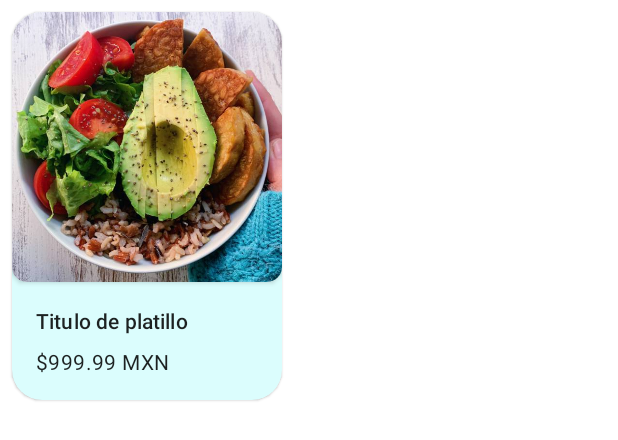
After one commit to DiegoGarciaH/Salud-es-Vida, an Android app: the layout card_food.xml on its own in the app's theme, with its tools: preview values and no code run, on a phone screen of 412 x 824 dp. The commit adds this screen. Shown: the top 440 px of the screen. Run offline under Robolectric (Android 15) with nearby library versions, the phone set to English and light mode, and no system bars.

Commit message:
Se muestran tarjetas

```diff
--- a/app/build.gradle
+++ b/app/build.gradle
@@ -43,4 +43,6 @@ dependencies {
     testImplementation 'junit:junit:4.13.2'
     androidTestImplementation 'androidx.test.ext:junit:1.1.5'
     androidTestImplementation 'androidx.test.espresso:espresso-core:3.5.1'
+    implementation 'com.squareup.picasso:picasso:2.8'
+
 }
--- /dev/null
+++ b/app/src/main/res/layout/card_food.xml
@@ -0,0 +1,53 @@
+<com.google.android.material.card.MaterialCardView
+    xmlns:android="http://schemas.android.com/apk/res/android"
+    xmlns:app="http://schemas.android.com/apk/res-auto"
+    android:layout_height="wrap_content"
+    android:layout_width="wrap_content"
+    app:cardCornerRadius="20dp"
+    android:id="@+id/card"
+    android:layout_margin="8dp"
+    android:backgroundTint="#DBFDFD">
+
+    <LinearLayout
+        android:layout_width="wrap_content"
+        android:layout_height="wrap_content"
+        android:orientation="vertical">
+        <androidx.cardview.widget.CardView
+            android:layout_width="180dp"
+            android:layout_height="180dp"
+            android:elevation="0dp"
+            app:cardCornerRadius="10dp">
+            <ImageView
+                android:id="@+id/cardImg"
+                android:scaleType="centerCrop"
+                android:layout_width="match_parent"
+                android:layout_height="match_parent"
+                app:srcCompat="@drawable/imgplaceholder"
+                />
+        </androidx.cardview.widget.CardView>
+        <LinearLayout
+            android:layout_width="match_parent"
+            android:layout_height="wrap_content"
+            android:orientation="vertical"
+            android:padding="16dp">
+
+            <!-- Title, secondary and supporting text -->
+            <TextView
+                android:id="@+id/cardTittle"
+                android:layout_width="match_parent"
+                android:layout_height="wrap_content"
+                android:text="Titulo de platillo"
+                android:textAppearance="@style/TextAppearance.Material3.TitleSmall"
+                />
+            <TextView
+                android:id="@+id/cardPrice"
+                android:layout_width="match_parent"
+                android:layout_height="wrap_content"
+                android:layout_marginTop="8dp"
+                android:text="$999.99 MXN"
+                android:textAppearance="@style/TextAppearance.Material3.BodyMedium"
+                />
+
+        </LinearLayout>
+    </LinearLayout>
+</com.google.android.material.card.MaterialCardView>
```
Also changed, not shown: app/src/main/java/com/example/saludesvida/Food/CardAdapter.java (added, +72 -0 lines), app/src/main/java/com/example/saludesvida/Food/FoodModel.java (added, +36 -0 lines), app/src/main/java/com/example/saludesvida/fragments/Home.java (+50 -1 lines), app/src/main/res/layout/fragment_home.xml (+3 -11 lines), app/src/main/res/drawable/imgplaceholder.jpg (added).
